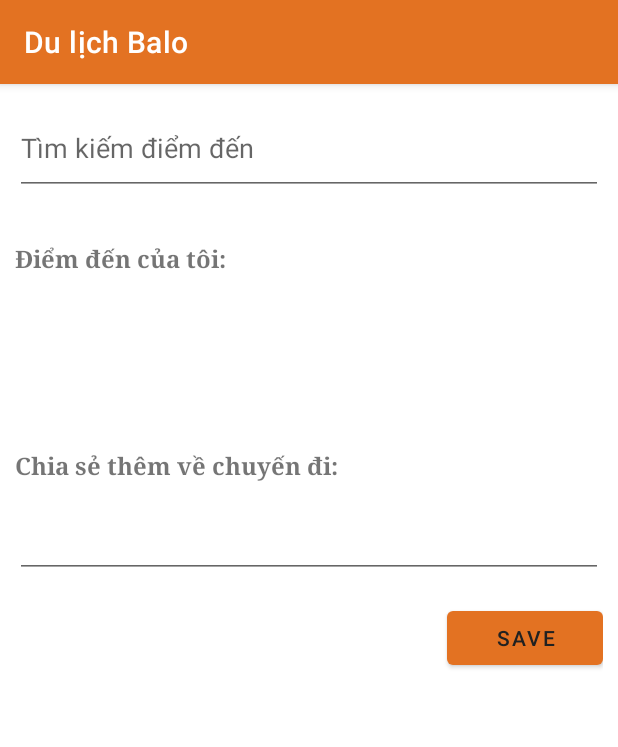
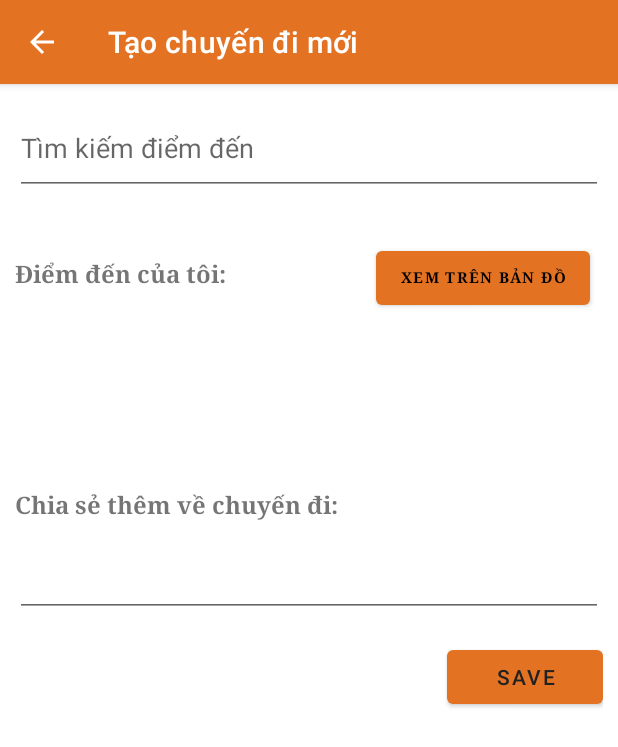
Before and after one commit to ThanhTrangPhan/BaloTravel, an Android app: the CreateNewJouneyActivity screen opened directly, with no data from a screen before it, on a phone screen of 412 x 824 dp. Shown: the top 747 px of the screen. Run offline under Robolectric (Android 15) with nearby library versions, the phone set to English and light mode, and no system bars; our stand-ins replace Firebase (no records; nobody signed in at launch, a user with empty details on screens opened directly); Roboto replaces fonts that are not available here; 1 statement that could not run was skipped.

Commit message:
add maps activity

```diff
--- a/app/build.gradle
+++ b/app/build.gradle
@@ -1,6 +1,7 @@
 plugins {
     id 'com.android.application'
     id 'com.google.gms.google-services'
+    id 'com.google.android.libraries.mapsplatform.secrets-gradle-plugin'
 }
 
 android {
@@ -41,6 +42,7 @@ dependencies {
     implementation 'androidx.legacy:legacy-support-v4:1.0.0'
     implementation 'androidx.recyclerview:recyclerview:1.2.1'
     implementation 'org.jetbrains:annotations:15.0'
+    implementation 'com.google.android.gms:play-services-maps:17.0.1'
 
     testImplementation 'junit:junit:4.13.2'
     androidTestImplementation 'androidx.test.ext:junit:1.1.3'
--- a/app/src/main/java/com/example/balotravel/CreateNewJouneyActivity.java
+++ b/app/src/main/java/com/example/balotravel/CreateNewJouneyActivity.java
@@ -43,13 +43,15 @@ public class CreateNewJouneyActivity extends AppCompatActivity implements PlaceD
     protected ArrayList <com.example.balotravel.Model.Place> placeList = new ArrayList<com.example.balotravel.Model.Place>();
     protected EditText edtJourneyDescription;
     protected DatabaseReference mDatabase = FirebaseDatabase.getInstance("https://balotravel-9a424-default-rtdb.asia-southeast1.firebasedatabase.app").getReference("posts");
-
+    protected Button seeOnMapBtn;
     protected Button saveBtn;
 
     @Override
     protected void onCreate(Bundle savedInstanceState) {
         super.onCreate(savedInstanceState);
         setContentView(R.layout.activity_create_new_jouney);
+
+        getSupportActionBar().setDisplayHomeAsUpEnabled(true);
         editText = findViewById(R.id.placeInput);
         editText.setFocusable(false);
         editText.setOnClickListener(new View.OnClickListener() {
@@ -79,6 +81,16 @@ public class CreateNewJouneyActivity extends AppCompatActivity implements PlaceD
                 Toast.makeText(CreateNewJouneyActivity.this, "Tạo chuyến đi thành công", Toast.LENGTH_LONG).show();
             }
         });
+
+        seeOnMapBtn = (Button) findViewById(R.id.seeOnMapBtn);
+        seeOnMapBtn.setOnClickListener(new View.OnClickListener() {
+            @Override
+            public void onClick(View view) {
+                startActivity(new Intent(CreateNewJouneyActivity.this, PlaceListOnMapActivity.class));
+            }
+        });
+
+
     }
 
     @Override
@@ -87,7 +99,6 @@ public class CreateNewJouneyActivity extends AppCompatActivity implements PlaceD
 
         if (requestCode == 100 && resultCode == RESULT_OK ) {
             Place place = Autocomplete.getPlaceFromIntent(data);
-
 
             PlaceDetailBottomSheet placeDetailBottomSheet = new PlaceDetailBottomSheet(place);
             placeDetailBottomSheet.show(getSupportFragmentManager(), "placeDetailBottomSheet");
--- a/app/src/main/res/layout/activity_create_new_jouney.xml
+++ b/app/src/main/res/layout/activity_create_new_jouney.xml
@@ -20,6 +20,11 @@
         app:layout_constraintStart_toStartOf="parent"
         app:layout_constraintTop_toTopOf="parent" />
 
+    <LinearLayout
+        android:layout_width="match_parent"
+        android:layout_height="wrap_content"
+        android:orientation="horizontal">
+
         <TextView
             android:id="@+id/textView2"
             android:layout_width="wrap_content"
@@ -31,6 +36,21 @@
             android:textStyle="bold"
             app:layout_constraintStart_toStartOf="parent"
             app:layout_constraintTop_toBottomOf="@+id/placeInput" />
+
+        <Button
+            android:id="@+id/seeOnMapBtn"
+            android:layout_width="wrap_content"
+            android:layout_height="wrap_content"
+            android:layout_marginTop="31dp"
+            android:fontFamily="serif"
+            android:text="Xem trên bản đồ"
+            android:textSize="10sp"
+            android:textStyle="bold"
+            android:layout_marginLeft="100dp"
+            app:layout_constraintStart_toStartOf="parent"
+            app:layout_constraintTop_toBottomOf="@+id/placeInput" />
+    </LinearLayout>
+
 
     <androidx.recyclerview.widget.RecyclerView
         android:id="@+id/activePlacesView"
--- a/app/src/main/res/values/strings.xml
+++ b/app/src/main/res/values/strings.xml
@@ -2,4 +2,5 @@
     <string name="app_name">Du lịch Balo </string>
     <!-- TODO: Remove or change this placeholder text -->
     <string name="hello_blank_fragment">Hello blank fragment</string>
+    <string name="title_activity_place_list_on_map">PlaceListOnMapActivity</string>
 </resources>
--- a/build.gradle
+++ b/build.gradle
@@ -8,6 +8,7 @@ buildscript {
 plugins {
     id 'com.android.application' version '7.1.1' apply false
     id 'com.android.library' version '7.1.1' apply false
+    id 'com.google.android.libraries.mapsplatform.secrets-gradle-plugin' version '2.0.0' apply false
 }
 
 task clean(type: Delete) {
```
Also changed, not shown: app/src/main/AndroidManifest.xml (+25 -9 lines), app/src/main/java/com/example/balotravel/PlaceListOnMapActivity.java (added, +51 -0 lines), app/src/main/res/layout/activity_place_list_on_map.xml (added, +9 -0 lines). Lines whose indentation alone changed are shown as unchanged.
